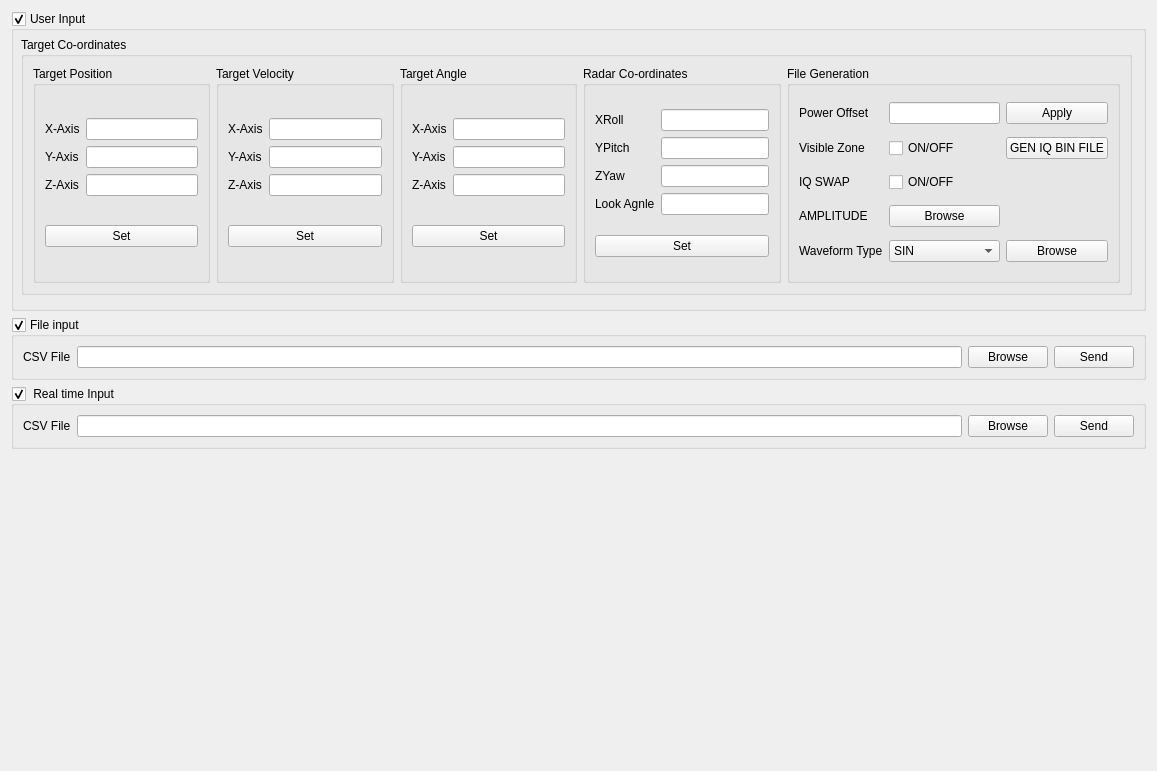
Old version of the form TargetEchoGen/fileprocessing.ui in the repository razzzz87/TargetEchoGen.
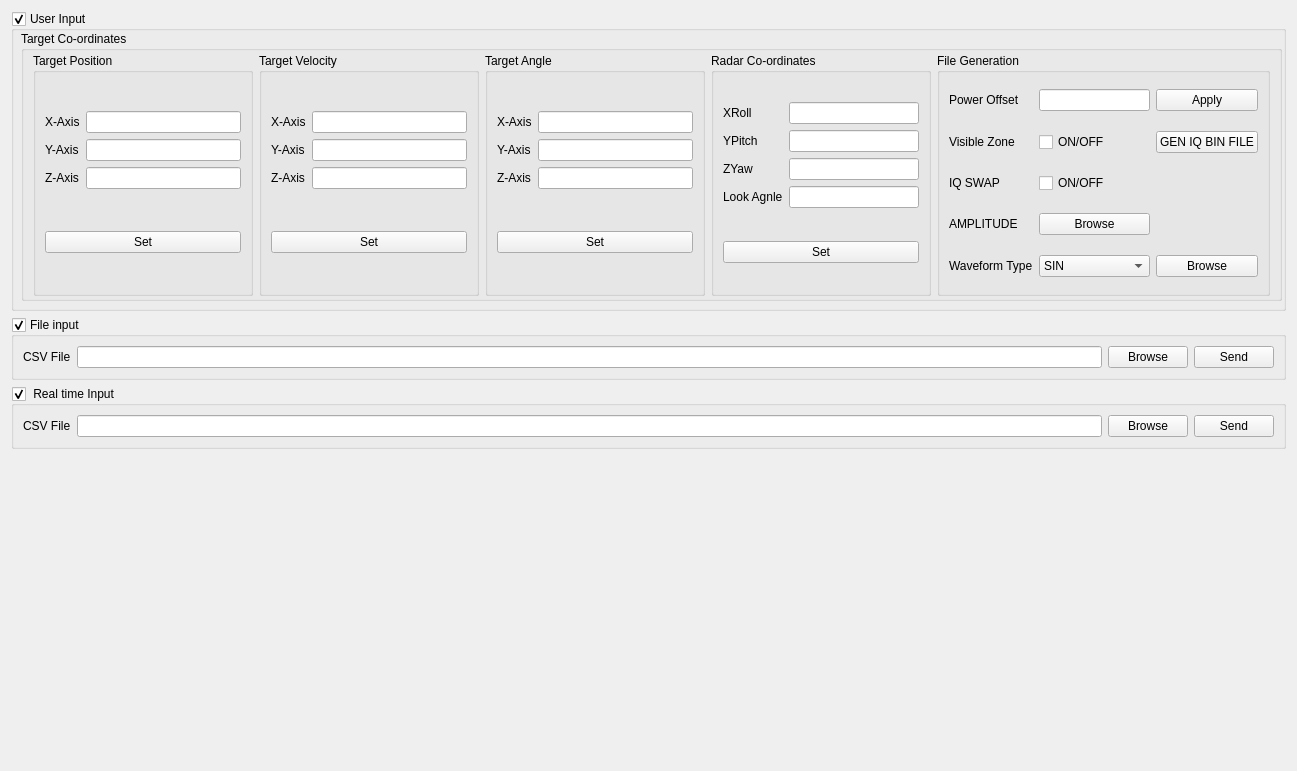
New version of the form.

Diff of the .ui file:
```diff
--- a/TargetEchoGen/fileprocessing.ui
+++ b/TargetEchoGen/fileprocessing.ui
@@ -6,7 +6,7 @@
    <rect>
     <x>0</x>
     <y>0</y>
-    <width>1157</width>
+    <width>1297</width>
     <height>771</height>
    </rect>
   </property>
@@ -32,9 +32,9 @@
       <property name="geometry">
        <rect>
         <x>10</x>
-        <y>26</y>
-        <width>1111</width>
-        <height>258</height>
+        <y>20</y>
+        <width>1261</width>
+        <height>270</height>
        </rect>
       </property>
       <property name="title">
@@ -42,7 +42,10 @@
       </property>
       <layout class="QHBoxLayout" name="horizontalLayout_5">
        <property name="topMargin">
-        <number>9</number>
+        <number>2</number>
+       </property>
+       <property name="bottomMargin">
+        <number>2</number>
        </property>
        <item>
         <widget class="QGroupBox" name="GrpBoxFPTargetPosition">
@@ -50,6 +53,12 @@
           <string>Target Position</string>
          </property>
          <layout class="QVBoxLayout" name="verticalLayout">
+          <property name="topMargin">
+           <number>2</number>
+          </property>
+          <property name="bottomMargin">
+           <number>2</number>
+          </property>
           <item>
            <layout class="QGridLayout" name="gridLayout">
             <item row="1" column="1">
@@ -100,6 +109,12 @@
           <string>Target Velocity</string>
          </property>
          <layout class="QVBoxLayout" name="verticalLayout_2">
+          <property name="topMargin">
+           <number>2</number>
+          </property>
+          <property name="bottomMargin">
+           <number>2</number>
+          </property>
           <item>
            <layout class="QGridLayout" name="gridLayout_2">
             <item row="1" column="1">
@@ -150,6 +165,12 @@
           <string>Target Angle</string>
          </property>
          <layout class="QVBoxLayout" name="verticalLayout_3">
+          <property name="topMargin">
+           <number>2</number>
+          </property>
+          <property name="bottomMargin">
+           <number>2</number>
+          </property>
           <item>
            <layout class="QGridLayout" name="gridLayout_3">
             <item row="0" column="1">
@@ -200,6 +221,12 @@
           <string>Radar Co-ordinates</string>
          </property>
          <layout class="QVBoxLayout" name="verticalLayout_4">
+          <property name="topMargin">
+           <number>2</number>
+          </property>
+          <property name="bottomMargin">
+           <number>2</number>
+          </property>
           <item>
            <layout class="QGridLayout" name="gridLayout_4">
             <item row="1" column="0">
@@ -260,6 +287,12 @@
           <string>File Generation</string>
          </property>
          <layout class="QHBoxLayout" name="horizontalLayout_8">
+          <property name="topMargin">
+           <number>2</number>
+          </property>
+          <property name="bottomMargin">
+           <number>2</number>
+          </property>
           <item>
            <layout class="QGridLayout" name="gridLayout_5">
             <item row="3" column="0">
```
Left out of the diff: 8 changed lines with no effect on the pictures.
